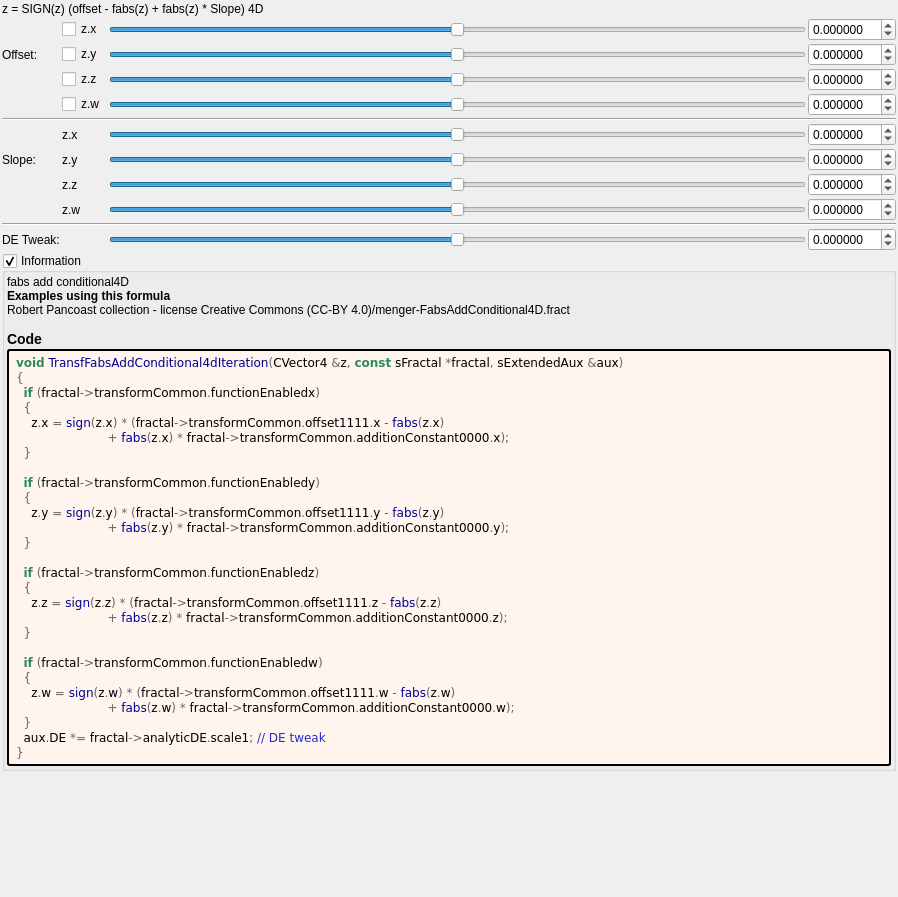
buddhi1980/mandelbulber2, file mandelbulber2/formula/ui/fractal_transf_fabs_add_conditional4d.ui: the form before one commit.
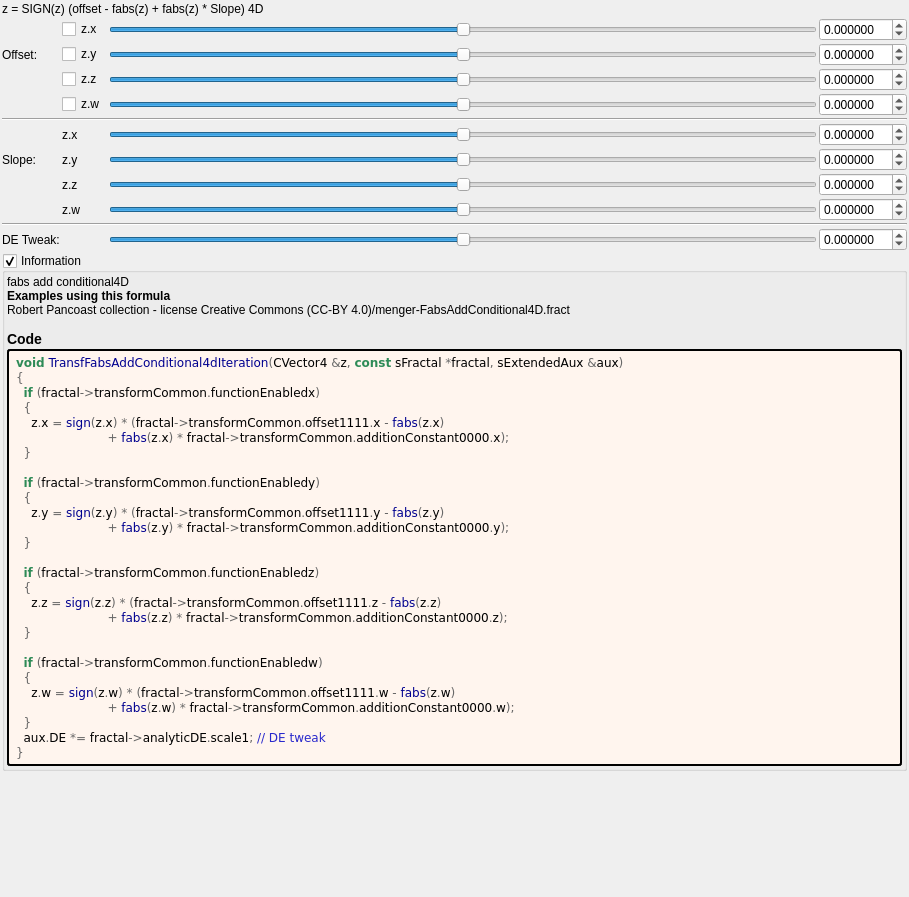
The form after the commit. Custom widgets are drawn as their Qt base class.

Commit message: fix toggles transr_fabs_ad_conditional4d

What changed in the file:
```diff
--- a/mandelbulber2/formula/ui/fractal_transf_fabs_add_conditional4d.ui
+++ b/mandelbulber2/formula/ui/fractal_transf_fabs_add_conditional4d.ui
@@ -6,7 +6,7 @@
    <rect>
     <x>0</x>
     <y>0</y>
-    <width>898</width>
+    <width>909</width>
     <height>897</height>
    </rect>
   </property>
@@ -639,27 +639,30 @@
        <number>2</number>
       </property>
       <item>
-	   <widget class="QLabel" name="label_information_general">
-	    <property name="text">
-		 <string notr="true">&lt;p&gt;fabs add conditional4D&lt;/p&gt;&lt;table&gt;
+       <widget class="QLabel" name="label_information_general">
+        <property name="text">
+         <string notr="true">&lt;p&gt;fabs add conditional4D&lt;/p&gt;&lt;table&gt;
 &lt;/table&gt;
 &lt;br&gt;&lt;b&gt;Examples using this formula&lt;/b&gt;&lt;br&gt;Robert Pancoast collection - license Creative Commons (CC-BY 4.0)/menger-FabsAddConditional4D.fract&lt;h3&gt;Code&lt;/h3&gt;</string>
-		</property>
-		<property name="wordWrap">
-		 <bool>true</bool>
-		</property>
-		<property name="openExternalLinks">
-		 <bool>true</bool>
-		</property>
-		<property name="textInteractionFlags">
-		 <set>Qt::LinksAccessibleByMouse|Qt::TextSelectableByMouse</set>
-		</property>
-		</widget>
-	   </item>
-	   <item>
-	    <widget class="QLabel" name="label_code_content">
-		 <property name="text">
-		  <string notr="true">&lt;body style=&quot;background-color:#fff5ee&quot;&gt;
+        </property>
+        <property name="wordWrap">
+         <bool>true</bool>
+        </property>
+        <property name="openExternalLinks">
+         <bool>true</bool>
+        </property>
+        <property name="textInteractionFlags">
+         <set>Qt::LinksAccessibleByMouse|Qt::TextSelectableByMouse</set>
+        </property>
+       </widget>
+      </item>
+      <item>
+       <widget class="QLabel" name="label_code_content">
+        <property name="styleSheet">
+         <string notr="true">border-style: outset; border-width: 2px; border-radius: 3px; border-color: black; background-color: #fff5ee; padding: 4px;</string>
+        </property>
+        <property name="text">
+         <string notr="true">&lt;body style=&quot;background-color:#fff5ee&quot;&gt;
 &lt;pre style=&quot;color:#000000; background-color:#fff5ee;  font-family:'Courier New',monospace;&quot;&gt;&lt;span style=&quot;color:#2e8b57; font-weight:bold&quot;&gt;void&lt;/span&gt; &lt;span style=&quot;color:#00008f&quot;&gt;TransfFabsAddConditional4dIteration&lt;/span&gt;&lt;span style=&quot;color:#676767&quot;&gt;(&lt;/span&gt;CVector4 &lt;span style=&quot;color:#676767&quot;&gt;&amp;amp;&lt;/span&gt;z&lt;span style=&quot;color:#676767&quot;&gt;,&lt;/span&gt; &lt;span style=&quot;color:#2e8b57; font-weight:bold&quot;&gt;const&lt;/span&gt; sFractal &lt;span style=&quot;color:#676767&quot;&gt;*&lt;/span&gt;fractal&lt;span style=&quot;color:#676767&quot;&gt;,&lt;/span&gt; sExtendedAux &lt;span style=&quot;color:#676767&quot;&gt;&amp;amp;&lt;/span&gt;aux&lt;span style=&quot;color:#676767&quot;&gt;)&lt;/span&gt;
 &lt;span style=&quot;color:#676767&quot;&gt;{&lt;/span&gt;
   &lt;span style=&quot;color:#2e8b57; font-weight:bold&quot;&gt;if&lt;/span&gt; &lt;span style=&quot;color:#676767&quot;&gt;(&lt;/span&gt;fractal&lt;span style=&quot;color:#676767&quot;&gt;-&amp;gt;&lt;/span&gt;transformCommon&lt;span style=&quot;color:#676767&quot;&gt;.&lt;/span&gt;functionEnabledx&lt;span style=&quot;color:#676767&quot;&gt;)&lt;/span&gt;
@@ -689,22 +692,19 @@
 &lt;span style=&quot;color:#676767&quot;&gt;}&lt;/span&gt;
 &lt;/pre&gt;
 &lt;/body&gt;</string>
-		 </property>
-		 <property name="wordWrap">
-		  <bool>true</bool>
-		 </property>
-		 <property name="openExternalLinks">
-		  <bool>true</bool>
-		 </property>
-		 <property name="textInteractionFlags">
-		  <set>Qt::LinksAccessibleByMouse|Qt::TextSelectableByMouse</set>
-		 </property>
-		 <property name="styleSheet">
-		  <string notr="true">border-style: outset; border-width: 2px; border-radius: 3px; border-color: black; background-color: #fff5ee; padding: 4px;</string>
-		  </property>
-		 </widget>
-		</item>
-	   </layout>
+        </property>
+        <property name="wordWrap">
+         <bool>true</bool>
+        </property>
+        <property name="openExternalLinks">
+         <bool>true</bool>
+        </property>
+        <property name="textInteractionFlags">
+         <set>Qt::LinksAccessibleByMouse|Qt::TextSelectableByMouse</set>
+        </property>
+       </widget>
+      </item>
+     </layout>
     </widget>
    </item>
    <item>
@@ -723,17 +723,17 @@
   </layout>
  </widget>
  <customwidgets>
-  <customwidget>
-   <class>MyDoubleSpinBox</class>
-   <extends>QDoubleSpinBox</extends>
-   <header>my_double_spin_box.h</header>
-  </customwidget>
   <customwidget>
    <class>MyGroupBox</class>
    <extends>QGroupBox</extends>
    <header>my_group_box.h</header>
    <container>1</container>
   </customwidget>
+  <customwidget>
+   <class>MyDoubleSpinBox</class>
+   <extends>QDoubleSpinBox</extends>
+   <header>my_double_spin_box.h</header>
+  </customwidget>
   <customwidget>
    <class>MyCheckBox</class>
    <extends>QCheckBox</extends>
```
Left out of the diff: 252 changed lines with no effect on the pictures.
